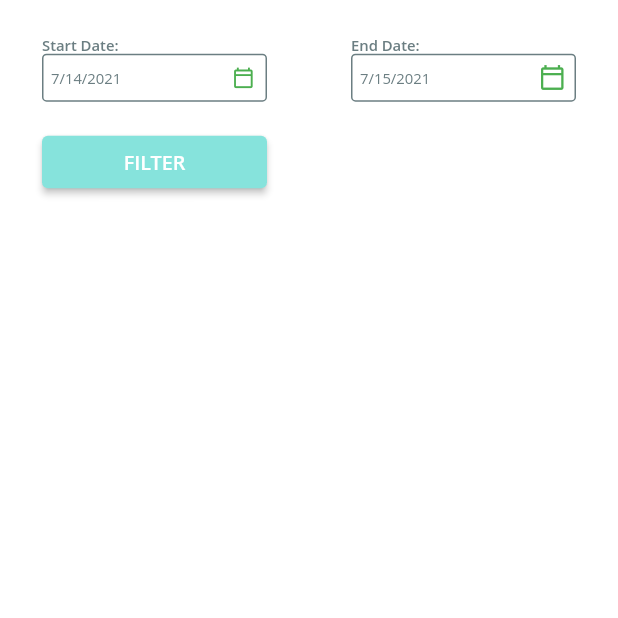
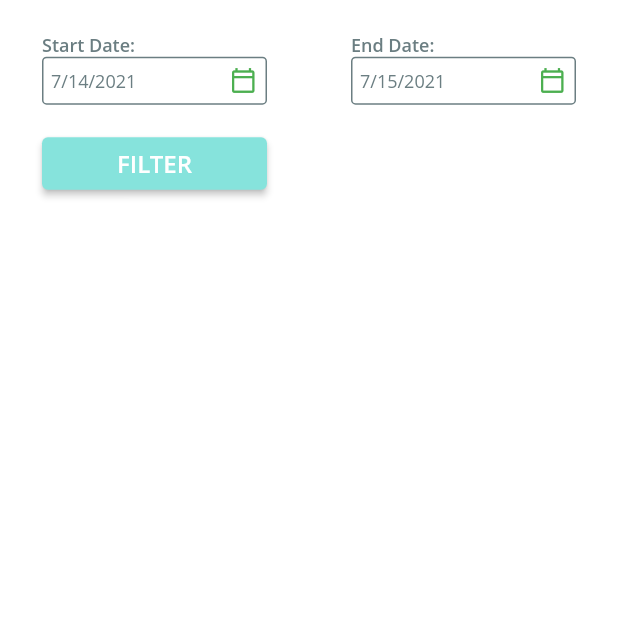
Before and after one commit to mumerzahid/circeLMS, a Flutter app: the ReportView screen opened directly, on a phone screen of 412 x 824 dp, the top half of it. Run offline on Flutter 3.47's test engine with Material 2 defaults, Android fonts, the phone set to English and light mode, and no system bars; our stand-ins replace date_format, dio, firebase_core, firebase_crashlytics, firebase_messaging, flutter_html and 14 more; accounts and stored records are empty; network calls fail.

Commit message:
Change font size in all devices from windows through global variables

```diff
--- a/lib/constants/constants_messages.dart
+++ b/lib/constants/constants_messages.dart
@@ -1,4 +1,8 @@
+import 'package:crice_hospital_app/app/locator.dart';
+import 'package:crice_hospital_app/services/local_storage.dart';
+
 class ConstantsMessages {
+  final LocalStorage localStorage = locator<LocalStorage>();
   // Error Messages
   static final String emailEmpty = "Please enter your email";
   static final String emailInvalid = "Invalid email";
@@ -30,4 +34,27 @@ class ConstantsMessages {
   static String reportsURL = reportsEPoint;
   static String notificationsURL = baseUrl + endNPoint;
   static String fcmToken = baseUrl + midPoint + fcmTokenPoints;
+
+  static double fontSmall = 9;
+  static double fontMedium = 12;
+  static double fontModerate =13;
+  static double fontLarge = 14;
+  static double fontVeryLarge = 16;
+  static double calenderSize=18;
+  static double screenName =19;
+
+  setFontSizes(){
+   bool valueFont = localStorage.getDeviceType();
+   if(valueFont==false)
+     {
+       fontSmall = 12;
+       fontMedium=14;
+      fontModerate =15;
+       fontLarge=17;
+       fontVeryLarge=19;
+       calenderSize = 20;
+       screenName =21;
+     }
+  }
+
 }
--- a/lib/main.dart
+++ b/lib/main.dart
@@ -16,6 +16,7 @@ import 'package:responsive_framework/responsive_framework.dart';
 // import 'package:rxdart/rxdart.dart';
 import 'package:stacked_services/stacked_services.dart';
 import 'services/snackbar.dart';
+
 
 final FlutterLocalNotificationsPlugin flutterLocalNotificationsPlugin =
     FlutterLocalNotificationsPlugin();
@@ -68,6 +69,7 @@ class MyApp extends StatefulWidget {
 }
 
 class _MyAppState extends State<MyApp> {
+  final LocalStorage _localStorage = locator<LocalStorage>();
   @override
   void initState() {
     super.initState();
@@ -78,6 +80,7 @@ class _MyAppState extends State<MyApp> {
 
   @override
   Widget build(BuildContext context) {
+    _localStorage.setDeviceType(context);
     return MaterialApp(
       debugShowCheckedModeBanner: false,
       home: Scaffold(
--- a/lib/ui/screens/drawer_view/drawer_view.dart
+++ b/lib/ui/screens/drawer_view/drawer_view.dart
@@ -15,7 +15,6 @@ class DrawerView extends StatelessWidget {
 
   @override
   Widget build(BuildContext context) {
-    double unitHeightValue = MediaQuery.of(context).size.width * 0.002;
     // final GlobalKey _scaffoldKey = new GlobalKey();
     return ViewModelBuilder<DrawerViewModel>.reactive(
       builder: (context, model, child) => SafeArea(
@@ -133,7 +132,7 @@ class DrawerView extends StatelessWidget {
                                   "Dashboard",
                                   style: TextStyle(
                                       fontFamily: 'Open Sans',
-                                      fontSize: 13 * unitHeightValue,
+                                      fontSize: ConstantsMessages.fontModerate,
                                       color: const Color.fromRGBO(
                                           107, 126, 129, 1)),
                                 ),
@@ -181,7 +180,7 @@ class DrawerView extends StatelessWidget {
                                   "Settings     ",
                                   style: TextStyle(
                                       fontFamily: 'Open Sans',
-                                      fontSize: 13 * unitHeightValue,
+                                      fontSize: ConstantsMessages.fontModerate,
                                       color: const Color.fromRGBO(
                                           107, 126, 129, 1)),
                                 ),
--- a/lib/ui/screens/login_screen/login_viewmodel.dart
+++ b/lib/ui/screens/login_screen/login_viewmodel.dart
@@ -18,6 +18,7 @@ class LoginViewModel extends BaseViewModel {
   final SnackbarService _snackbarService = locator<SnackbarService>();
   final LocalStorage _localStorage = locator<LocalStorage>();
   final Api _api = locator<Api>();
+  final ConstantsMessages constantsMessages = ConstantsMessages();
 
   String _emailError;
   String get emailError => _emailError;
@@ -62,7 +63,9 @@ class LoginViewModel extends BaseViewModel {
       _email = true;
     notifyListeners();
   }
-
+  init() {
+    constantsMessages.setFontSizes();
+  }
   void errorListener(User loginModel) {
     if (loginModel.success) {
       print("Successfully");
--- a/lib/ui/screens/report/report_view.dart
+++ b/lib/ui/screens/report/report_view.dart
@@ -1,3 +1,4 @@
+import 'package:crice_hospital_app/constants/constants_messages.dart';
 import 'package:crice_hospital_app/ui/screens/report/report_viewmodel.dart';
 import 'package:flutter/material.dart';
 import 'package:intl/intl.dart';
@@ -7,7 +8,6 @@ class ReportView extends StatelessWidget {
   ReportView({Key key}) : super(key: key);
   @override
   Widget build(BuildContext context) {
-    double unitHeightValue = MediaQuery.of(context).size.width * 0.002;
     return ViewModelBuilder<ReportViewModel>.reactive(
       builder: (context, model, value) => Scaffold(
         backgroundColor: const Color.fromRGBO(255, 255, 255, 1),
@@ -35,7 +35,7 @@ class ReportView extends StatelessWidget {
                                         style: TextStyle(
                                           fontFamily: 'Open Sans',
                                           fontWeight: FontWeight.w700,
-                                          fontSize: 12 * unitHeightValue,
+                                          fontSize: ConstantsMessages.fontMedium,
                                           color: const Color.fromRGBO(
                                               107, 126, 130, 1),
                                         ),
@@ -57,7 +57,7 @@ class ReportView extends StatelessWidget {
                                                 color: const Color.fromRGBO(
                                                     107, 126, 130, 1),
                                               )),
-                                          height: 32,
+                                          height: 32  ,
                                           width: 150,
                                           child: Row(
                                             children: [
@@ -76,7 +76,7 @@ class ReportView extends StatelessWidget {
                                                           style: TextStyle(
                                                             fontFamily:
                                                                 'Open Sans',
-                                                            fontSize: 12 * unitHeightValue,
+                                                            fontSize: ConstantsMessages.fontMedium,
                                                             color: const Color
                                                                     .fromRGBO(
                                                                 107,
@@ -98,7 +98,7 @@ class ReportView extends StatelessWidget {
                                                           style: TextStyle(
                                                             fontFamily:
                                                                 'Open Sans',
-                                                            fontSize: 12 * unitHeightValue,
+                                                            fontSize: ConstantsMessages.fontMedium,
                                                             color: const Color
                                                                     .fromRGBO(
                                                                 107,
@@ -122,7 +122,7 @@ class ReportView extends StatelessWidget {
                                                           Icons
                                                               .calendar_today_outlined,
                                                           color: Colors.green,
-                                                          size: 18 *unitHeightValue,
+                                                          size: ConstantsMessages.calenderSize,
                                                         ),
                                                       )))
                                             ],
@@ -166,7 +166,7 @@ class ReportView extends StatelessWidget {
                                         style: TextStyle(
                                           fontFamily: 'Open Sans',
                                           fontWeight: FontWeight.w700,
-                                          fontSize: 16 * unitHeightValue,
+                                          fontSize: ConstantsMessages.fontVeryLarge,
                                           color: const Color.fromRGBO(
                                               255, 255, 255, 1),
                                         ),
@@ -186,7 +186,7 @@ class ReportView extends StatelessWidget {
                                         style: TextStyle(
                                           fontFamily: 'Open Sans',
                                           fontWeight: FontWeight.w700,
-                                          fontSize: 12 * unitHeightValue,
+                                          fontSize: ConstantsMessages.fontMedium,
                                           color: const Color.fromRGBO(
                                               107, 126, 130, 1),
                                         ),
@@ -227,7 +227,7 @@ class ReportView extends StatelessWidget {
                                                             fontFamily:
                                                                 'Open Sans',
                                                             // fontWeight: FontWeight.w700,
-                                                            fontSize: 12 * unitHeightValue,
+                                                            fontSize: ConstantsMessages.fontMedium,
                                                             color: const Color
                                                                     .fromRGBO(
                                                                 107,
@@ -249,7 +249,7 @@ class ReportView extends StatelessWidget {
                                                             fontFamily:
                                                                 'Open Sans',
                                                             // fontWeight: FontWeight.w700,
-                                                            fontSize: 12 * unitHeightValue,
+                                                            fontSize: ConstantsMessages.fontMedium,
                                                             color: const Color
                                                                     .fromRGBO(
                                                                 107,
@@ -273,7 +273,7 @@ class ReportView extends StatelessWidget {
                                                           Icons
                                                               .calendar_today_outlined,
                                                           color: Colors.green,
-                                                          size: 18,
+                                                          size: ConstantsMessages.calenderSize,
                                                         ),
                                                       )))
                                             ],
--- a/lib/ui/widgets/FeedsView.dart
+++ b/lib/ui/widgets/FeedsView.dart
@@ -1,4 +1,5 @@
 // This Widget is use in Dashboard FeedsPart
+import 'package:crice_hospital_app/constants/constants_messages.dart';
 import 'package:flutter/cupertino.dart';
 import 'package:flutter/material.dart';
 import 'package:flutter_html/flutter_html.dart';
@@ -21,7 +22,7 @@ class DashboardFeeds extends StatelessWidget {
         title: Text(title,
             maxLines: 2,
             style: TextStyle(
-                fontFamily: 'Open Sans', fontSize: 14, color: Colors.white)),
+                fontFamily: 'Open Sans', fontSize: ConstantsMessages.fontLarge, color: Colors.white)),
         centerTitle: true,
       ),
       body: SingleChildScrollView(
@@ -35,7 +36,7 @@ class DashboardFeeds extends StatelessWidget {
                     style: TextStyle(
                       fontFamily: 'Open Sans',
                       fontWeight: FontWeight.w700,
-                      fontSize: 16,
+                      fontSize: ConstantsMessages.fontVeryLarge,
                       color: const Color.fromRGBO(107, 126, 130, 1),
                     ),
                   ),
--- a/lib/ui/widgets/custom_app_bar.dart
+++ b/lib/ui/widgets/custom_app_bar.dart
@@ -1,3 +1,4 @@
+import 'package:crice_hospital_app/constants/constants_messages.dart';
 import 'package:crice_hospital_app/ui/widgets/custom_button_bar.dart';
 import 'package:flutter/material.dart';
 
@@ -19,7 +20,6 @@ class CustomAppBar extends PreferredSize {
 
   @override
   Widget build(BuildContext context) {
-    double unitHeightValue = MediaQuery.of(context).size.width * 0.002;
     return SafeArea(
       top: true,
       child: Container(
@@ -92,7 +92,7 @@ class CustomAppBar extends PreferredSize {
                     child: Text(
                   sName,
                   style: TextStyle(
-                    fontSize: 19 * unitHeightValue,
+                    fontSize: ConstantsMessages.screenName,
                     color: const Color.fromRGBO(107, 126, 130, 1),
                   ),
                 )),
--- a/lib/ui/widgets/custom_button.dart
+++ b/lib/ui/widgets/custom_button.dart
@@ -1,3 +1,4 @@
+import 'package:crice_hospital_app/constants/constants_messages.dart';
 import 'package:flutter/material.dart';
 
 class CustomButton extends StatelessWidget {
@@ -13,8 +14,7 @@ class CustomButton extends StatelessWidget {
       : super(key: key);
   @override
   Widget build(BuildContext context) {
-    double unitHeightValue = MediaQuery.of(context).size.width * 0.002;
-    double multiplier = 9;
+
     return Column(
       children: [
         Stack(
@@ -77,7 +77,7 @@ class CustomButton extends StatelessWidget {
                 screenName,
                 overflow: TextOverflow.ellipsis,
                 style: TextStyle(
-                    fontSize: multiplier*unitHeightValue,
+                    fontSize: ConstantsMessages.fontSmall,
                     color: pressed
                         ? Color.fromRGBO(107, 126, 130, 1)
                         : Color.fromRGBO(146, 204, 180, 1)),
--- a/lib/ui/widgets/html_viewer.dart
+++ b/lib/ui/widgets/html_viewer.dart
@@ -1,6 +1,7 @@
 import 'dart:async';
 
 import 'package:crice_hospital_app/app/locator.dart';
+import 'package:crice_hospital_app/constants/constants_messages.dart';
 import 'package:flutter/cupertino.dart';
 import 'package:flutter/foundation.dart';
 import 'package:flutter/material.dart';
@@ -41,7 +42,7 @@ class _HtmlViewerState extends State<HtmlViewer> {
             style: TextStyle(
                 fontFamily: 'Open Sans',
                 fontWeight: FontWeight.w700,
-                fontSize: 16,
+                fontSize: ConstantsMessages.fontVeryLarge,
                 color: Colors.white),
           ),
           centerTitle: true,
--- a/lib/ui/widgets/login_app_view.dart
+++ b/lib/ui/widgets/login_app_view.dart
@@ -1,3 +1,4 @@
+import 'package:crice_hospital_app/constants/constants_messages.dart';
 import 'package:flutter/cupertino.dart';
 import 'package:flutter/material.dart';
 
@@ -54,7 +55,7 @@ class LoginAppBar extends PreferredSize {
               Text("For use by hospital staff only",
                 style: TextStyle(
                   fontFamily: 'Open Sans',
-                  fontSize: 16 * unitHeightValue,
+                  fontSize: ConstantsMessages.fontVeryLarge,
                   color: const Color.fromRGBO(
                       107, 126, 129, 1),
                 ),),
--- a/lib/ui/widgets/textfield.dart
+++ b/lib/ui/widgets/textfield.dart
@@ -1,4 +1,5 @@
 import 'dart:ui';
+import 'package:crice_hospital_app/constants/constants_messages.dart';
 import 'package:flutter/material.dart';
 
 class TextFieldWidget extends StatelessWidget {
@@ -74,7 +75,7 @@ class TextFieldWidget extends StatelessWidget {
                   hintText: hintText,
                   hintStyle: TextStyle(
                       color:  Color.fromRGBO(108, 127, 131, 5),
-                      fontSize: 14),
+                      fontSize: ConstantsMessages.fontLarge),
                   // validator: (val) => val.length < 6 ? 'Password too short.' : null,
                   // onSaved: (val) => _password = val,
                 ),
```
Also changed, not shown: lib/services/local_storage.dart (+14 -0 lines), lib/ui/screens/Dialog/dialog_view.dart (+5 -5 lines), lib/ui/screens/dashboard/dashboard_view.dart (+10 -13 lines), lib/ui/screens/login_screen/login_view.dart (+6 -5 lines), lib/ui/screens/notification_screen/notification_screen_view.dart (+6 -6 lines), lib/ui/screens/reset_password/reset_password_view.dart (+4 -4 lines), lib/ui/screens/settings_screen/settings_screen_view.dart (+4 -4 lines), lib/ui/screens/visits_screen/visit_screen_view.dart (+14 -14 lines).
